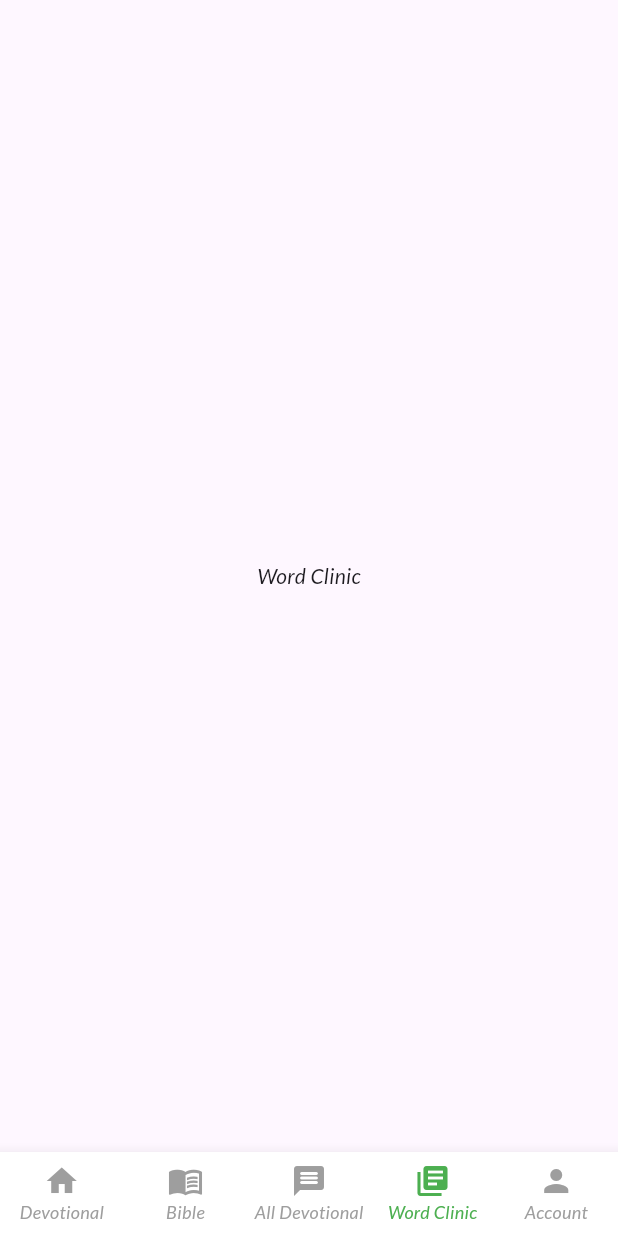
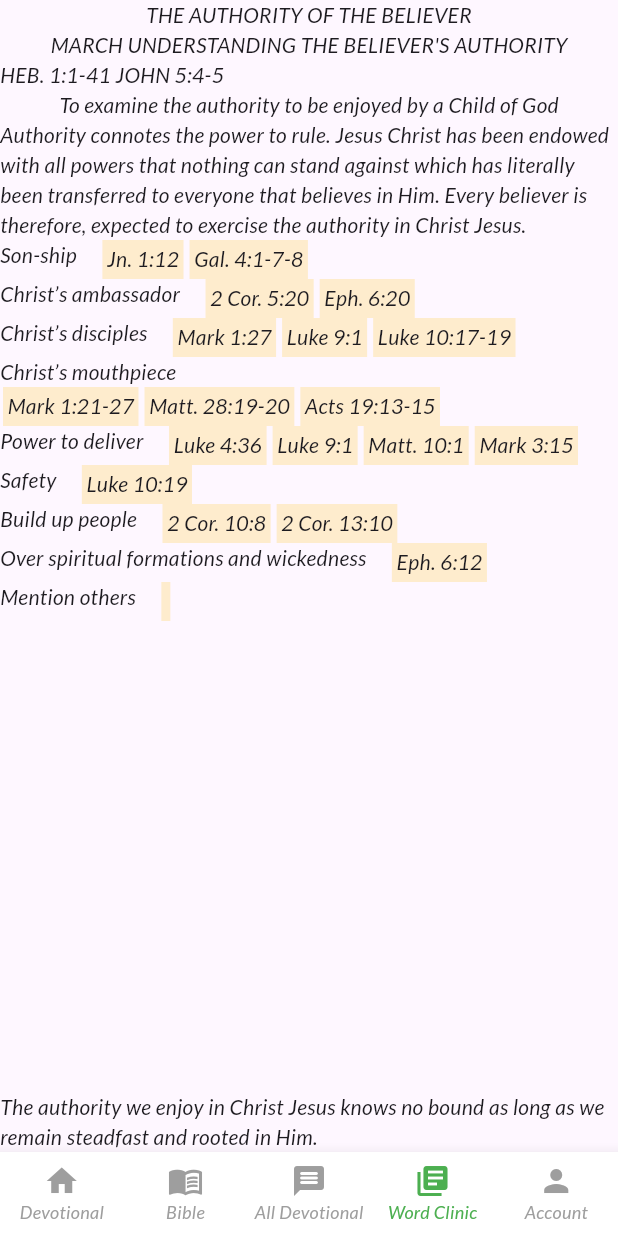
Before and after one commit to muyiwah/devotional, a Flutter app: the screen it shows after launch, item 4 of the bottom bar chosen, on a phone screen of 412 x 824 dp. Run offline on Flutter 3.47's test engine with Material 3 defaults, Android fonts, the phone set to English and light mode, and no system bars; our stand-ins replace share_plus, shared_preferences; missing offline and left inert: animated_floating_buttons, custom_floating_action_button, floating_overlay.

Commit message:
added wordclinic

```diff
--- /dev/null
+++ b/assets/bibleJson/word_clinic.json
@@ -0,0 +1,80 @@
+[{
+
+        "title": "THE AUTHORITY OF THE BELIEVER",
+        "subtitle": "MARCH UNDERSTANDING THE BELIEVER'S AUTHORITY",
+        "scriptures": [
+            "HEB. 1:1-4",
+            "1 JOHN 5:4-5"
+        ],
+        "memory_verse": "Then Jesus came to them and said, “All authority in heaven and on earth has been given to me.” - Matt. 28:18",
+        "objective": "To examine the authority to be enjoyed by a Child of God",
+
+    "INTRODUCTION":
+      "Authority connotes the power to rule. Jesus Christ has been endowed with all powers that nothing can stand against which has literally been transferred to everyone that believes in Him. Every believer is therefore, expected to exercise the authority in Christ Jesus."
+    ,
+    "DISCUSSION": [
+        {
+            "title": "Son-ship",
+            "scriptures": [
+                "Jn. 1:12",
+                "Gal. 4:1-7-8"
+            ]
+        },
+        {
+            "title": "Christ’s ambassador",
+            "scriptures": [
+                "2 Cor. 5:20",
+                "Eph. 6:20"
+            ]
+        },
+        {
+            "title": "Christ’s disciples",
+            "scriptures": [
+                "Mark 1:27",
+                "Luke 9:1",
+                "Luke 10:17-19"
+            ]
+        },
+        {
+            "title": "Christ’s mouthpiece",
+            "scriptures": [
+                "Mark 1:21-27",
+                "Matt. 28:19-20",
+                "Acts 19:13-15"
+            ]
+        },
+        {
+            "title": "Power to deliver",
+            "scriptures": [
+                "Luke 4:36",
+                "Luke 9:1",
+                "Matt. 10:1",
+                "Mark 3:15"
+            ]
+        },
+        {
+            "title": "Safety",
+            "scriptures": [
+                "Luke 10:19"
+            ]
+        },
+        {
+            "title": "Build up people",
+            "scriptures": [
+                "2 Cor. 10:8",
+                "2 Cor. 13:10"
+            ]
+        },
+        {
+            "title": "Over spiritual formations and wickedness",
+            "scriptures": [
+                "Eph. 6:12"
+            ]
+        },
+        {
+            "title": "Mention others"
+        }
+    ],
+    "CONCLUSION": "The authority we enjoy in Christ Jesus knows no bound as long as we remain steadfast and rooted in Him."
+}
+]
--- /dev/null
+++ b/lib/core/model/word_clinic.dart
@@ -0,0 +1,120 @@
+import 'dart:convert';
+
+import 'package:flutter/foundation.dart';
+import 'package:flutter/src/widgets/text.dart';
+
+class WordClinicModel {
+  String? title;
+  String? subtitle;
+  List<String>? scriptures;
+  String? memoryVerse;
+  String? objective;
+  String? iNTRODUCTION;
+  List<DISCUSSION>? discussion;
+  String? conclusion;
+
+  WordClinicModel(
+      {this.title,
+      this.subtitle,
+      this.scriptures,
+      this.memoryVerse,
+      this.objective,
+      this.iNTRODUCTION,
+      this.discussion,
+      this.conclusion });
+
+  WordClinicModel.fromJson(Map<String, dynamic> json) {
+    title = json['title'];
+    subtitle = json['subtitle'];
+    scriptures = json['scriptures'].cast<String>();
+    memoryVerse = json['memory_verse'];
+    objective = json['objective'];
+    iNTRODUCTION = json['INTRODUCTION'];
+    if (json['DISCUSSION'] != null) {
+      discussion = <DISCUSSION>[];
+      json['DISCUSSION'].forEach((v) {
+        discussion?.add(DISCUSSION.fromJson(v));
+      });
+    }
+    conclusion = json['CONCLUSION'];
+  }
+
+  Map<String, dynamic> toJson() {
+    final Map<String, dynamic> data = <String, dynamic>{};
+    data['title'] = title;
+    data['subtitle'] = subtitle;
+    data['scriptures'] = scriptures;
+    data['memory_verse'] = memoryVerse;
+    data['objective'] = objective;
+    data['INTRODUCTION'] = iNTRODUCTION;
+    if (discussion != null) {
+      data['DISCUSSION'] = discussion!.map((v) => v.toJson()).toList();
+    }
+    data['CONCLUSION'] = conclusion;
+    return data;
+  }
+
+  factory WordClinicModel.fromMap(Map<String, dynamic> map) {
+    return WordClinicModel(
+      title: map['title'] ?? '',
+      subtitle: map['subtitle'] ?? '',
+      scriptures: List<String>.from(map['scriptures']) ?? [],
+      memoryVerse: map['memory_verse'] ?? '',
+      objective: map['objective'] ?? '',
+      iNTRODUCTION: map['INTRODUCTION'] ?? '',
+      discussion: map['DISCUSSION'] != null
+          ? List<DISCUSSION>.from(
+              map['DISCUSSION'].map((x) => DISCUSSION.fromMap(x)))
+          : null,
+      conclusion: map['CONCLUSION'] ?? '',
+    );
+  }
+}
+
+class DISCUSSION {
+  String title;
+  List<String> scriptures;
+
+  DISCUSSION({
+    required this.title,
+    required this.scriptures,
+  });
+
+  // DISCUSSION.fromJson(Map<String, dynamic> json) {
+  //   title = json['title'];
+  //   scriptures = json['scriptures'];
+  // }
+
+  // Map<String, dynamic> toJson() {
+  //   final Map<String, dynamic> data = new Map<String, dynamic>();
+  //   data['title'] = this.title;
+  //   data['scriptures'] = this.scriptures;
+  //   return data;
+  // }
+
+  Map<String, dynamic> toMap() {
+    final result = <String, dynamic>{};
+
+    result.addAll({'title': title});
+    result.addAll({'scriptures': scriptures});
+
+    return result;
+  }
+
+  factory DISCUSSION.fromMap(Map<String, dynamic> map) {
+    return DISCUSSION(
+      title: map['title'] ?? '',
+      scriptures:map['scriptures']!=null? List<String>.from(map['scriptures']) :[''],
+    );
+  }
+
+  String toJson() => json.encode(toMap());
+
+  factory DISCUSSION.fromJson(String source) =>
+      DISCUSSION.fromMap(json.decode(source));
+
+  @override
+  String toString() => 'DISCUSSION(title: $title, scriptures: $scriptures)';
+
+  map(Text Function(dynamic e) param0) {}
+}
--- a/lib/devotion_today.dart
+++ b/lib/devotion_today.dart
@@ -49,7 +49,7 @@ class _DevotionTodayState extends State<DevotionToday> {
               floating: true,
               snap: true,
               pinned: true,
-              title: Text(widget.todayDevotional.title,overflow: TextOverflow.visible,),
+              title: Text(widget.todayDevotional.title,overflow: TextOverflow.visible,style: TextStyle(fontWeight: FontWeight.w600,fontSize: 15),),
               expandedHeight: 200.0,
               flexibleSpace: FlexibleSpaceBar(
                 background: Stack(
--- a/lib/ui/home/dashboard.dart
+++ b/lib/ui/home/dashboard.dart
@@ -6,6 +6,7 @@ import 'package:mivdevotional/ui/home/dev.dart';
 import 'package:mivdevotional/ui/home/home_screen.dart';
 import 'package:mivdevotional/ui/home/sliver.dart';
 import 'package:flutter/material.dart';
+import 'package:mivdevotional/ui/home/word_clinic_page.dart';
 import 'package:provider/provider.dart';
 
 class Dashboard extends StatefulWidget {
@@ -80,10 +81,11 @@ class _DashboardState extends State<Dashboard> {
   }
 
   List screen = [
+
     MyWidget(),
     HomeScreen(),
     DevorionScreen(),
-    Center(child: Text('Word Clinic')),
+   WordClinicPage(),
     Center(child: Text('account')),
     Text('data2'),
   ];
--- /dev/null
+++ b/lib/ui/home/word_clinic_page.dart
@@ -0,0 +1,69 @@
+import 'package:flutter/foundation.dart';
+import 'package:flutter/material.dart';
+import 'package:mivdevotional/core/model/word_clinic.dart';
+import 'package:mivdevotional/core/provider/bible.provider.dart';
+import 'package:provider/provider.dart';
+
+class WordClinicPage extends StatefulWidget {
+  const WordClinicPage({super.key});
+
+  @override
+  State<WordClinicPage> createState() => _WordClinicPageState();
+}
+
+class _WordClinicPageState extends State<WordClinicPage> {
+  @override
+  void initState() {
+    // TODO: implement initState
+    super.initState();
+    getAllWordClinic();
+  }
+
+  List<WordClinicModel> allWordClinickkk = [];
+  List<DISCUSSION> _discussion = [];
+  getAllWordClinic() async {
+    allWordClinickkk =
+        await Provider.of<BibleModel>(context, listen: false).getWordClinic();
+    // todayDevotional =
+    //     (allDevotional.firstWhere((element) => element.date == refineDate()));
+    _discussion = (allWordClinickkk[0].discussion)!;
+    setState(() {});
+  }
+
+  @override
+  Widget build(BuildContext context) {
+    return Scaffold(
+      body: Column(
+        mainAxisAlignment: MainAxisAlignment.spaceAround,
+        children: [
+          Text(allWordClinickkk[0].title.toString()),
+          Text(allWordClinickkk[0].subtitle.toString()),
+          Row(
+            children: allWordClinickkk[0]
+                .scriptures!
+                .map((e) =>
+                    InkWell(onTap: () => print(e), child: Text(e.toString())))
+                .toList(),
+          ),
+          Text(allWordClinickkk[0].objective.toString()),
+          Text(allWordClinickkk[0].iNTRODUCTION.toString()),
+          Expanded(
+              child: ListView.builder(
+                  itemCount: _discussion.length,
+                  itemBuilder: (context, index) => Container(
+                        child: Wrap(
+                          children: [
+                            Text(_discussion[index].title.toString()),SizedBox(width: 15,),
+                        Wrap(children: _discussion[index].scriptures.map((e) => InkWell(onTap: () => print(e),
+                          child: Container(padding: EdgeInsets.all(3),color: Colors.amber.withOpacity(.2),margin: EdgeInsets.symmetric(horizontal: 2),
+                            child: Text(e)))).toList(),)
+                        ],
+
+                        ),
+                      ))),
+          Text(allWordClinickkk[0].conclusion.toString()),
+        ],
+      ),
+    );
+  }
+}
```
Also changed, not shown: lib/core/provider/bible.provider.dart (+8 -6 lines), lib/ui/home/dev.dart (+12 -0 lines).
